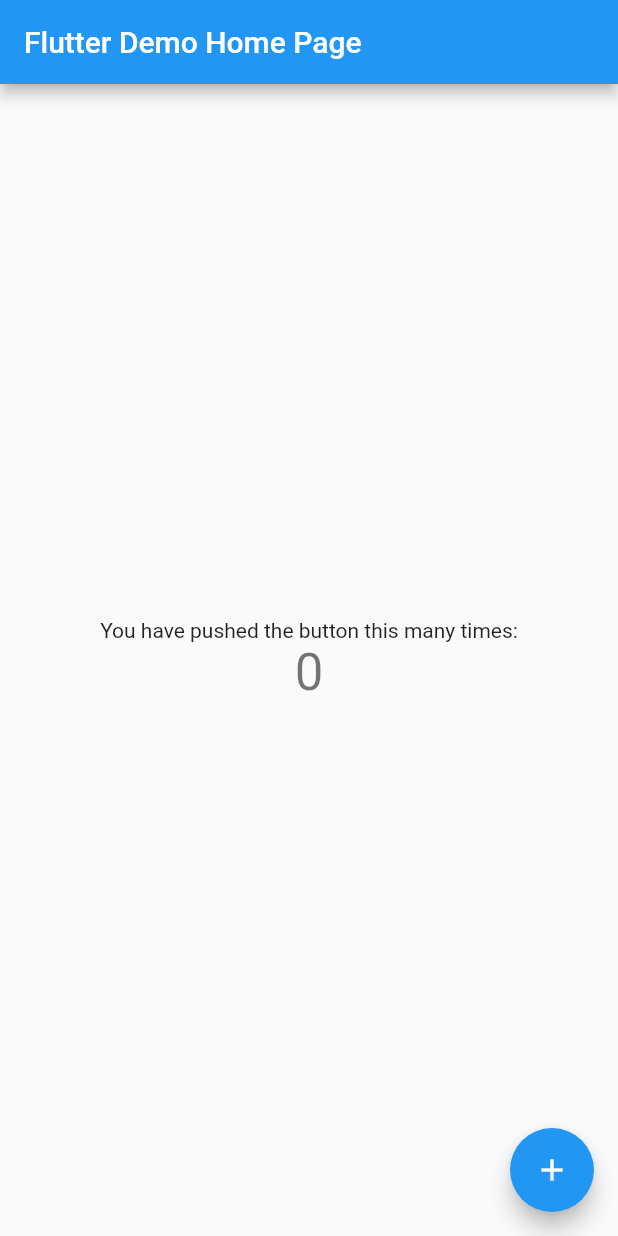
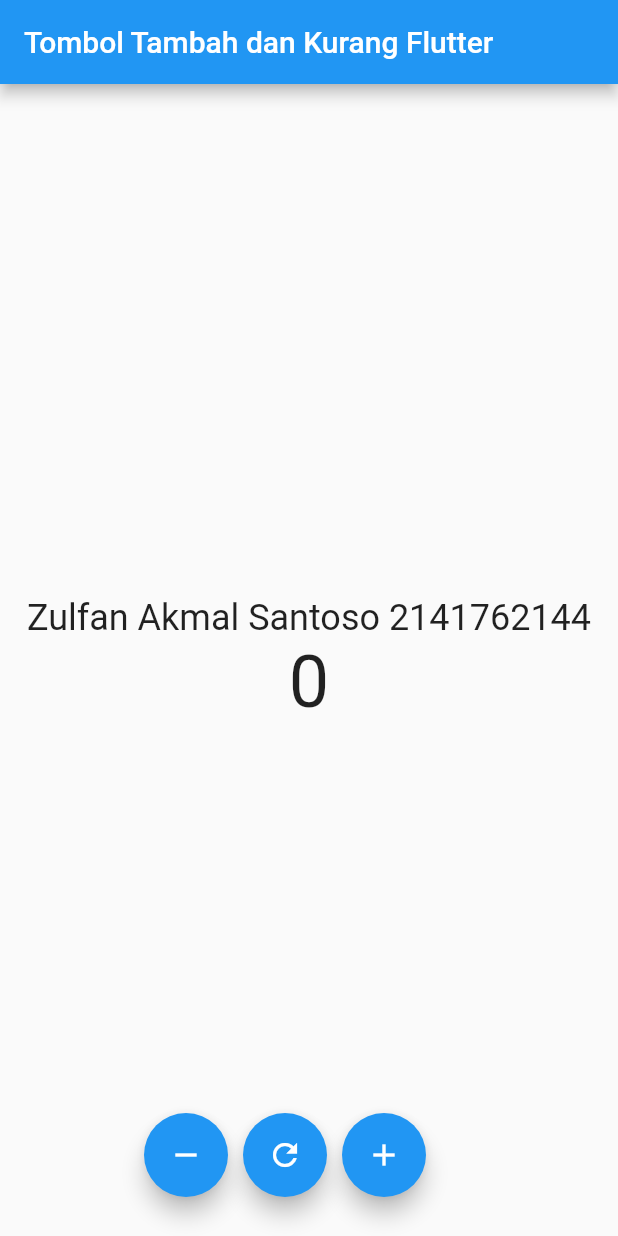
Before and after one commit to ZulfanAS/hello_world, a Flutter app: the screen it shows after launch, on a phone screen of 412 x 824 dp. Run offline on Flutter 3.47's test engine with Material 2 defaults, Android fonts, the phone set to English and light mode, and no system bars.

```diff
--- a/lib/main.dart
+++ b/lib/main.dart
@@ -5,103 +5,89 @@ void main() {
 }
 
 class MyApp extends StatelessWidget {
-  // This widget is the root of your application.
   @override
   Widget build(BuildContext context) {
     return MaterialApp(
-      title: 'Flutter Demo',
-      theme: ThemeData(
-
-        primarySwatch: Colors.blue,
-
-        visualDensity: VisualDensity.adaptivePlatformDensity,
-      ),
-      home: MyHomePage(title: 'Flutter Demo Home Page'),
+      home: NumberCounter(),
     );
   }
 }
 
-class MyHomePage extends StatefulWidget {
-  MyHomePage({Key key, this.title}) : super(key: key);
-
-  // This widget is the home page of your application. It is stateful, meaning
-  // that it has a State object (defined below) that contains fields that affect
-  // how it looks.
-
-  // This class is the configuration for the state. It holds the values (in this
-  // case the title) provided by the parent (in this case the App widget) and
-  // used by the build method of the State. Fields in a Widget subclass are
-  // always marked "final".
-
-  final String title;
-
+class NumberCounter extends StatefulWidget {
   @override
-  _MyHomePageState createState() => _MyHomePageState();
+  _NumberCounterState createState() => _NumberCounterState();
 }
 
-class _MyHomePageState extends State<MyHomePage> {
+class _NumberCounterState extends State<NumberCounter> {
   int _counter = 0;
 
   void _incrementCounter() {
     setState(() {
-      // This call to setState tells the Flutter framework that something has
-      // changed in this State, which causes it to rerun the build method below
-      // so that the display can reflect the updated values. If we changed
-      // _counter without calling setState(), then the build method would not be
-      // called again, and so nothing would appear to happen.
       _counter++;
+    });
+  }
+
+  void _decrementCounter() {
+    setState(() {
+      _counter--;
+    });
+  }
+
+  void _resetCounter() {
+    setState(() {
+      _counter = 0;
     });
   }
 
   @override
   Widget build(BuildContext context) {
-    // This method is rerun every time setState is called, for instance as done
-    // by the _incrementCounter method above.
-    //
-    // The Flutter framework has been optimized to make rerunning build methods
-    // fast, so that you can just rebuild anything that needs updating rather
-    // than having to individually change instances of widgets.
     return Scaffold(
       appBar: AppBar(
-        // Here we take the value from the MyHomePage object that was created by
-        // the App.build method, and use it to set our appbar title.
-        title: Text(widget.title),
+        title: Text('Tombol Tambah dan Kurang Flutter'),
       ),
       body: Center(
-        // Center is a layout widget. It takes a single child and positions it
-        // in the middle of the parent.
         child: Column(
-          // Column is also a layout widget. It takes a list of children and
-          // arranges them vertically. By default, it sizes itself to fit its
-          // children horizontally, and tries to be as tall as its parent.
-          //
-          // Invoke "debug painting" (press "p" in the console, choose the
-          // "Toggle Debug Paint" action from the Flutter Inspector in Android
-          // Studio, or the "Toggle Debug Paint" command in Visual Studio Code)
-          // to see the wireframe for each widget.
-          //
-          // Column has various properties to control how it sizes itself and
-          // how it positions its children. Here we use mainAxisAlignment to
-          // center the children vertically; the main axis here is the vertical
-          // axis because Columns are vertical (the cross axis would be
-          // horizontal).
           mainAxisAlignment: MainAxisAlignment.center,
           children: <Widget>[
             Text(
-              'You have pushed the button this many times:',
+              'Zulfan Akmal Santoso 2141762144',
+              style: TextStyle(fontSize: 24),
             ),
             Text(
               '$_counter',
-              style: Theme.of(context).textTheme.headline4,
+              style: TextStyle(fontSize: 48),
             ),
           ],
         ),
       ),
-      floatingActionButton: FloatingActionButton(
-        onPressed: _incrementCounter,
-        tooltip: 'Increment',
-        child: Icon(Icons.add),
-      ), // This trailing comma makes auto-formatting nicer for build methods.
+      floatingActionButton: Row(
+        mainAxisAlignment: MainAxisAlignment.center,
+        children: [
+          Padding(
+              padding: const EdgeInsets.all(10),
+              child: FloatingActionButton(
+                onPressed: _decrementCounter,
+                tooltip: 'decrement',
+                child: const Icon(Icons.remove),
+              )),
+          Padding(
+            padding: const EdgeInsets.all(0),
+            child: FloatingActionButton(
+              onPressed: _resetCounter,
+              tooltip: 'reset',
+              child: const Icon(Icons.refresh),
+            ),
+          ),
+          Padding(
+            padding: const EdgeInsets.all(10),
+            child: FloatingActionButton(
+              onPressed: _incrementCounter,
+              tooltip: 'Increment',
+              child: const Icon(Icons.add),
+            ),
+          ),
+        ],
+      ),
     );
   }
 }
```
